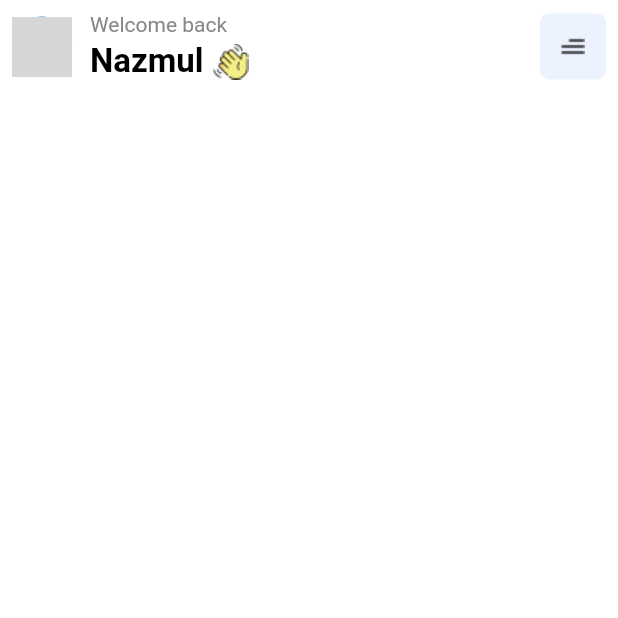
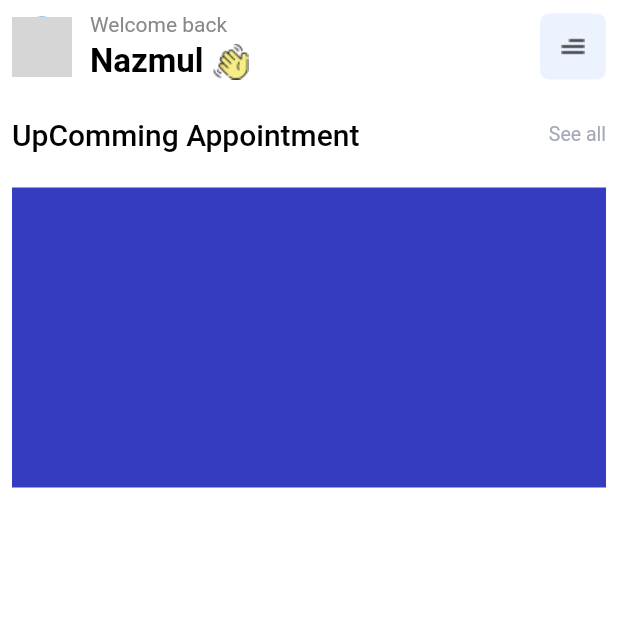
Before and after one commit to hoangduchuu/doctor-ui, a Flutter app: the HomeScreen screen opened directly, on a phone screen of 412 x 824 dp, the top half of it. Run offline on Flutter 3.47's test engine with Material 2 defaults, Android fonts, the phone set to English and light mode, and no system bars; our stand-ins replace carousel_slider; network calls fail; grey boxes are pictures that could not be loaded.

Commit message:
[DEV] create skeleton appointment widget

```diff
--- a/lib/ui/screen/home_screen.dart
+++ b/lib/ui/screen/home_screen.dart
@@ -1,3 +1,6 @@
+import 'dart:math';
+
+import 'package:doctor_meet/widgets/appointment_widget.dart';
 import 'package:doctor_meet/ui/components/header_home.dart';
 import 'package:doctor_meet/utils/config_color.dart';
 import 'package:doctor_meet/utils/logger.dart';
@@ -12,20 +15,23 @@ class HomeScreen extends StatelessWidget {
     return Scaffold(
       backgroundColor: ConfigColor.bgColor,
       body: SafeArea(
-        child: Column(
-          children: [
-            Padding(
-              padding: const EdgeInsets.all(8.0),
-              child: HomeHeaderComponent(
+        child: Container(
+          padding: EdgeInsets.all(8),
+          child: Column(
+            children: [
+              HomeHeaderComponent(
                 avatarUrl: Mock().getAvatar(),
                 onMenuPressed: () {
                   Logger.print('Home Menu pressed');
                 },
               ),
-            ),
-          ],
+              AppointmentWidget(),
+            ],
+          ),
         ),
       ),
     );
   }
+
+
 }
--- /dev/null
+++ b/lib/widgets/appointment_widget.dart
@@ -0,0 +1,40 @@
+import 'dart:math';
+
+import 'package:doctor_meet/utils/config_color.dart';
+import 'package:flutter/material.dart';
+
+class AppointmentWidget extends StatelessWidget {
+  const AppointmentWidget({Key? key}) : super(key: key);
+
+  @override
+  Widget build(BuildContext context) {
+    return Column(
+      children: [
+        const SizedBox(height: 24.0),
+        Row(
+          crossAxisAlignment: CrossAxisAlignment.center,
+          children: const [
+            Expanded(
+              child: Text(
+                'UpComming Appointment',
+                style: TextStyle(
+                  color: Colors.black,
+                  fontSize: 20,
+                  fontWeight: FontWeight.w500,
+                ),
+              ),
+            ),
+            SizedBox(width: 4.0),
+            Text('See all', style: TextStyle(color: Color(0xFFA4A9B5), fontSize: 13.0)),
+          ],
+        ),
+        const SizedBox(height: 24.0),
+        Container(
+          width: 1000,
+          height: 200,
+          color: ConfigColor.primaryColor,
+        )
+      ],
+    );
+  }
+}
```
